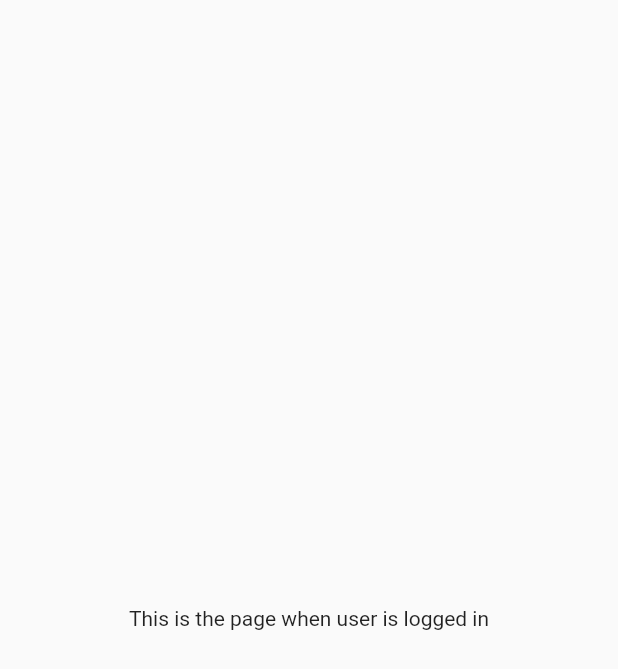
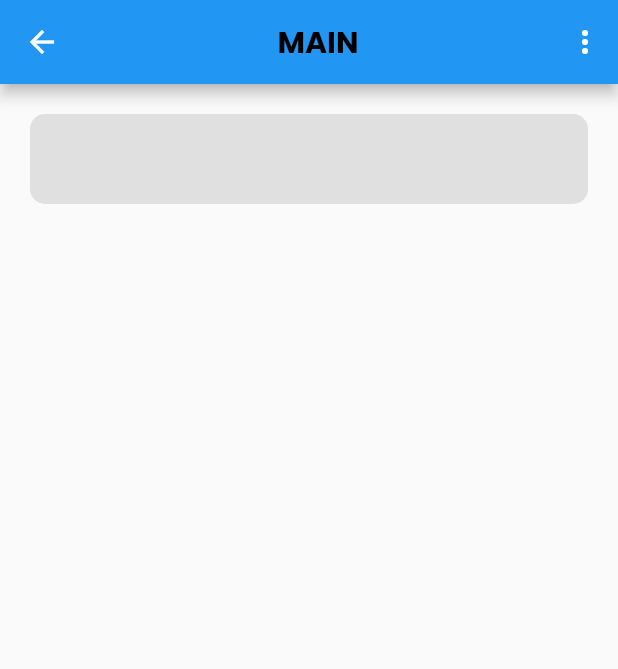
Before and after one commit to ACM-Thapar/Chat-App, a Flutter app: the MainPage screen opened directly, on a phone screen of 412 x 824 dp. Shown: the top 669 px of the screen. Run offline on Flutter 3.47's test engine with Material 2 defaults, Android fonts, the phone set to English and light mode, and no system bars; our stand-ins replace google_fonts.

Commit message:
MainScreen

```diff
--- a/chat_app/lib/Screens/mainpage.dart
+++ b/chat_app/lib/Screens/mainpage.dart
@@ -1,6 +1,7 @@
 // ignore_for_file: prefer_const_constructors
 
 import 'package:flutter/material.dart';
+import 'package:google_fonts/google_fonts.dart';
 
 // ignore: use_key_in_widget_constructors
 class MainPage extends StatelessWidget {
@@ -9,9 +10,57 @@ class MainPage extends StatelessWidget {
   @override
   Widget build(BuildContext context) {
     return Scaffold(
-      body: Center(
-        child: Text('This is the page when user is logged in'),
+      appBar: AppBar(
+        backgroundColor: Colors.blue,
+        title: Center(
+          child: Text(
+            "MAIN",
+             style: GoogleFonts.poppins(
+              fontSize: 20,
+              fontWeight: FontWeight.bold,
+              color: Colors.black,
+            ),
+          ),
+        ),
+        leading: GestureDetector(
+          onTap: (){
+            print("yess");
+          },
+          child: Icon(
+            Icons.arrow_back,
+          ),
+        ),
+        actions: [
+          Padding(
+            padding: const EdgeInsets.all(10.0),
+            child: GestureDetector(
+              onTap: (){
+                print('yes');
+              },
+              child: Icon(
+                Icons.more_vert,
+              ),
+            ),
+          )
+
+        ],
       ),
+      body: Padding(
+        padding: const EdgeInsets.all(20.0),
+        child: Column(
+          children: [
+          Container(
+
+            height: 60,
+            decoration: BoxDecoration(
+              borderRadius: BorderRadius.circular(10),
+               color: Colors.grey.shade300,
+            ),
+
+          )
+        ],
+        ),
+      )
     );
   }
 }
--- a/chat_app/lib/main.dart
+++ b/chat_app/lib/main.dart
@@ -1,3 +1,4 @@
+import 'package:chat_app/Screens/mainpage.dart';
 import 'package:flutter/material.dart';
 
 import 'Screens/homepage.dart';
@@ -16,7 +17,7 @@ class MyApp extends StatelessWidget {
         theme: ThemeData(
         primarySwatch: Colors.blue,
       ),
-      home:  HomePage(),
+      home:  MainPage(),
     );
   }
 }
```
